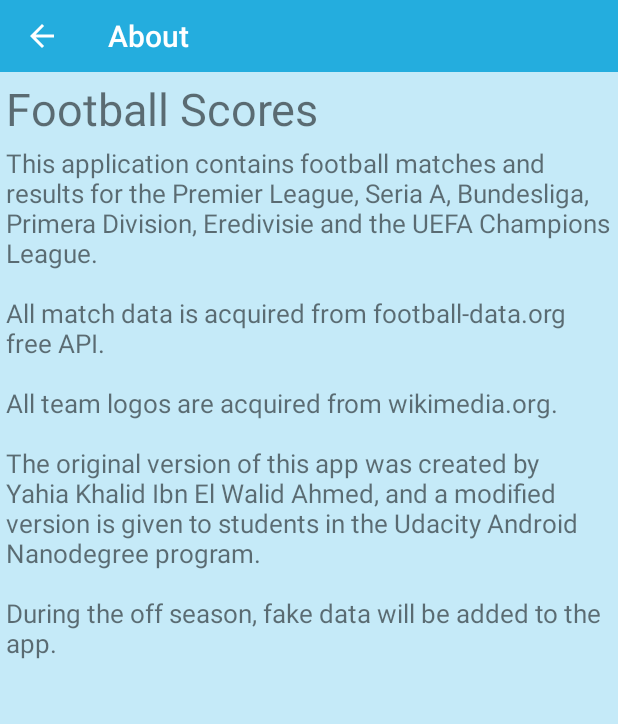
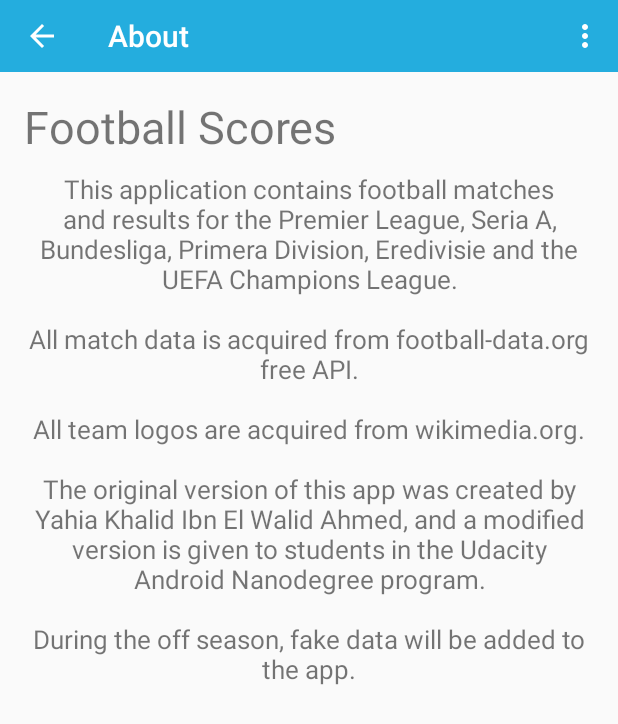
Before and after one commit to nshukla75/SuperDuo-FootballScores, an Android app: the screen it shows after launch (AboutActivity), in the options menu, after a tap on "About", on a phone screen of 412 x 824 dp. Shown: the top 724 px of the screen. Run offline under Robolectric (Android 15) with nearby library versions, the phone set to English and light mode, and no system bars; our stand-ins replace ButterKnife; libraries missing offline, so code that uses them is left out: com.squareup.leakcanary; pictures from the network do not load; 1 statement that could not run was skipped.

Commit message:
Fixing Toolbar

```diff
--- a/app/build.gradle
+++ b/app/build.gradle
@@ -25,6 +25,9 @@ dependencies {
     compile fileTree(include: ['*.jar'], dir: 'libs')
     compile 'com.android.support:support-annotations:23.1.1'
     compile 'com.android.support:appcompat-v7:23.1.1'
+    compile 'com.jakewharton:butterknife:7.0.1'
     // Glide image loading
     compile 'com.github.bumptech.glide:glide:3.6.1'
+    compile 'com.squareup.leakcanary:leakcanary-android-no-op:1.3.1'
+    compile 'com.android.support:design:23.1.1'
 }
--- /dev/null
+++ b/app/src/main/java/barqsoft/footballscores/ScoresApplication.java
@@ -0,0 +1,47 @@
+/*
+ * Copyright 2015.  Emin Yahyayev
+ *
+ * Licensed under the Apache License, Version 2.0 (the "License");
+ * you may not use this file except in compliance with the License.
+ * You may obtain a copy of the License at
+ *
+ *     http://www.apache.org/licenses/LICENSE-2.0
+ *
+ * Unless required by applicable law or agreed to in writing, software
+ * distributed under the License is distributed on an "AS IS" BASIS,
+ * WITHOUT WARRANTIES OR CONDITIONS OF ANY KIND, either express or implied.
+ * See the License for the specific language governing permissions and
+ * limitations under the License.
+ */
+
+package barqsoft.footballscores;
+
+import android.app.Application;
+import android.content.Context;
+
+import com.squareup.leakcanary.LeakCanary;
+import com.squareup.leakcanary.RefWatcher;
+
+public final class ScoresApplication extends Application {
+
+    private RefWatcher mRefWatcher;
+
+    public static ScoresApplication get(Context context) {
+        return (ScoresApplication) context.getApplicationContext();
+    }
+
+    @Override
+    public void onCreate() {
+        super.onCreate();
+        mRefWatcher = installLeakCanary();
+    }
+
+    public RefWatcher getRefWatcher() {
+        return mRefWatcher;
+    }
+
+    protected RefWatcher installLeakCanary() {
+        return LeakCanary.install(this);
+    }
+
+}
--- a/app/src/main/java/barqsoft/footballscores/activity/AboutActivity.java
+++ b/app/src/main/java/barqsoft/footballscores/activity/AboutActivity.java
@@ -6,15 +6,18 @@ import android.support.v7.app.ActionBarActivity;
 import android.support.v7.app.AppCompatActivity;
 import android.support.v7.widget.Toolbar;
 import android.view.LayoutInflater;
+import android.view.Menu;
+import android.view.MenuItem;
 import android.view.View;
 import android.view.ViewGroup;
 import android.widget.TextView;
 
 import barqsoft.footballscores.R;
+import butterknife.Bind;
 
 
-public class AboutActivity extends AppCompatActivity {
-
+public class AboutActivity extends BaseActivity {
+    @Bind(R.id.toolbar) Toolbar mToolbar;
     @Override
     protected void onCreate(Bundle savedInstanceState) {
         super.onCreate(savedInstanceState);
@@ -22,8 +25,7 @@ public class AboutActivity extends AppCompatActivity {
         setContentView(R.layout.activity_about);
 
         // set a toolbar as supportactionbar, with default title disabled and homebutton enabled
-        Toolbar toolbar = (Toolbar) findViewById(R.id.toolbar);
-        setSupportActionBar(toolbar);
+        setSupportActionBar(mToolbar);
         if (getSupportActionBar() != null) {
             getSupportActionBar().setDisplayShowTitleEnabled(false);
             getSupportActionBar().setDisplayHomeAsUpEnabled(true);
@@ -33,26 +35,16 @@ public class AboutActivity extends AppCompatActivity {
             titleView.setText(R.string.action_about);
         }
 
-        // add the about fragment
-        if (savedInstanceState == null) {
-            getSupportFragmentManager().beginTransaction()
-                    .add(R.id.container, new PlaceholderFragment())
-                    .commit();
-        }
     }
 
-    /**
-     * A placeholder fragment containing a simple view.
-     */
-    public static class PlaceholderFragment extends Fragment {
+    @Override
+    public boolean onCreateOptionsMenu(Menu menu) {
+        getMenuInflater().inflate(R.menu.menu_main, menu);
+        return true;
+    }
 
-        public PlaceholderFragment() {
-        }
-
-        @Override
-        public View onCreateView(LayoutInflater inflater, ViewGroup container,
-                                 Bundle savedInstanceState) {
-            return inflater.inflate(R.layout.fragment_about, container, false);
-        }
+    @Override
+    public boolean onOptionsItemSelected(MenuItem item) {
+        return super.onOptionsItemSelected(item);
     }
 }
--- /dev/null
+++ b/app/src/main/java/barqsoft/footballscores/activity/BaseActivity.java
@@ -0,0 +1,47 @@
+/*
+ * Copyright 2015.  Emin Yahyayev
+ *
+ * Licensed under the Apache License, Version 2.0 (the "License");
+ * you may not use this file except in compliance with the License.
+ * You may obtain a copy of the License at
+ *
+ *     http://www.apache.org/licenses/LICENSE-2.0
+ *
+ * Unless required by applicable law or agreed to in writing, software
+ * distributed under the License is distributed on an "AS IS" BASIS,
+ * WITHOUT WARRANTIES OR CONDITIONS OF ANY KIND, either express or implied.
+ * See the License for the specific language governing permissions and
+ * limitations under the License.
+ */
+
+package barqsoft.footballscores.activity;
+
+import android.support.v7.app.ActionBar;
+import android.support.v7.app.AppCompatActivity;
+
+import barqsoft.footballscores.ScoresApplication;
+import butterknife.ButterKnife;
+
+public abstract class BaseActivity extends AppCompatActivity {
+
+    @Override
+    protected void onDestroy() {
+        super.onDestroy();
+        ScoresApplication.get(this).getRefWatcher().watch(this);
+    }
+
+    @Override
+    public void setContentView(int layoutResID) {
+        super.setContentView(layoutResID);
+        ButterKnife.bind(this);
+    }
+
+    @Override
+    public void setTitle(int titleId) {
+        ActionBar ab = getSupportActionBar();
+        if (ab != null)
+            ab.setTitle(titleId);
+        else
+            super.setTitle(titleId);
+    }
+}
--- a/app/src/main/java/barqsoft/footballscores/activity/MainActivity.java
+++ b/app/src/main/java/barqsoft/footballscores/activity/MainActivity.java
@@ -9,7 +9,7 @@ import android.view.Menu;
 import android.view.MenuItem;
 import android.widget.TextView;
 
-import barqsoft.footballscores.adapter.PagerFragment;
+import barqsoft.footballscores.fragment.PagerFragment;
 import barqsoft.footballscores.R;
 
 public class MainActivity extends AppCompatActivity
--- a/app/src/main/java/barqsoft/footballscores/adapter/PagerFragment.java
+++ b/app/src/main/java/barqsoft/footballscores/fragment/PagerFragment.java
@@ -1,4 +1,4 @@
-package barqsoft.footballscores.adapter;
+package barqsoft.footballscores.fragment;
 
 import android.os.Bundle;
 import android.support.v4.app.Fragment;
--- a/app/src/main/res/layout/activity_about.xml
+++ b/app/src/main/res/layout/activity_about.xml
@@ -1,12 +1,35 @@
-<FrameLayout xmlns:android="http://schemas.android.com/apk/res/android"
-    xmlns:tools="http://schemas.android.com/tools"
-    android:id="@+id/container"
+<LinearLayout xmlns:android="http://schemas.android.com/apk/res/android"
     android:layout_width="match_parent"
     android:layout_height="match_parent"
-    android:background="@color/score_details"
-    tools:context=".activity.AboutActivity">
+    android:orientation="vertical">
 
     <!-- Toolbar -->
     <include layout="@layout/toolbar" />
 
-</FrameLayout>
+    <FrameLayout
+        android:layout_width="match_parent"
+        android:layout_height="match_parent"
+        android:padding="16dp">
+
+        <!-- App title -->
+        <TextView
+            android:layout_width="wrap_content"
+            android:layout_height="wrap_content"
+            android:gravity="center"
+            android:layout_marginBottom="@dimen/small_margin"
+            android:textSize="@dimen/Score"
+            android:text="@string/app_name"
+            />
+
+        <!-- About text -->
+        <TextView
+            android:layout_width="wrap_content"
+            android:layout_height="wrap_content"
+            android:gravity="center"
+            android:textSize="@dimen/TeamNames"
+            android:textDirection="anyRtl"
+            android:paddingTop="50dp"
+            android:text="@string/about_text"/>
+
+    </FrameLayout>
+</LinearLayout>
--- a/app/src/main/res/layout/activity_main.xml
+++ b/app/src/main/res/layout/activity_main.xml
@@ -3,7 +3,7 @@
     android:id="@+id/container"
     android:layout_width="match_parent"
     android:layout_height="match_parent"
-    android:background="@color/score_details"
+    android:background="@color/primary_light"
     tools:context=".activity.MainActivity">
     <!-- Toolbar -->
     <include layout="@layout/toolbar" />
--- a/app/src/main/res/layout/fragment_about.xml
+++ /dev/null
@@ -1,30 +0,0 @@
-<LinearLayout xmlns:android="http://schemas.android.com/apk/res/android"
-    xmlns:tools="http://schemas.android.com/tools"
-    android:layout_width="match_parent"
-    android:layout_height="match_parent"
-    android:orientation="vertical"
-    android:layout_marginTop="@dimen/toolbar_height"
-    android:padding="@dimen/small_margin"
-    tools:context=".activity.AboutActivity$PlaceholderFragment">
-
-    <!-- App title -->
-    <TextView
-        android:layout_width="wrap_content"
-        android:layout_height="wrap_content"
-        android:gravity="start"
-        android:layout_marginBottom="@dimen/small_margin"
-        android:textSize="@dimen/Score"
-        android:text="@string/app_name"
-        />
-
-    <!-- About text -->
-    <TextView
-        android:layout_width="wrap_content"
-        android:layout_height="wrap_content"
-        android:gravity="start"
-        android:textSize="@dimen/TeamNames"
-        android:textDirection="anyRtl"
-        android:text="@string/about_text"
-        />
-
-</LinearLayout>
--- a/app/src/main/res/values/colors.xml
+++ b/app/src/main/res/values/colors.xml
@@ -8,6 +8,7 @@
     <color name="secondary_text">#727272</color>
     <color name="score_details">#C5EAF8</color>
     <color name="score_selected">#E2F4FB</color>
+    <color name="gray_background">#e4e4e4</color>
 
     <color name="grey01">#ededed</color>
 
```
Also changed, not shown: app/src/main/AndroidManifest.xml (+2 -6 lines), app/src/main/java/barqsoft/footballscores/fragment/BaseFragment.java (added, +48 -0 lines), app/src/main/res/layout/scores_list_item.xml (+4 -8 lines).
